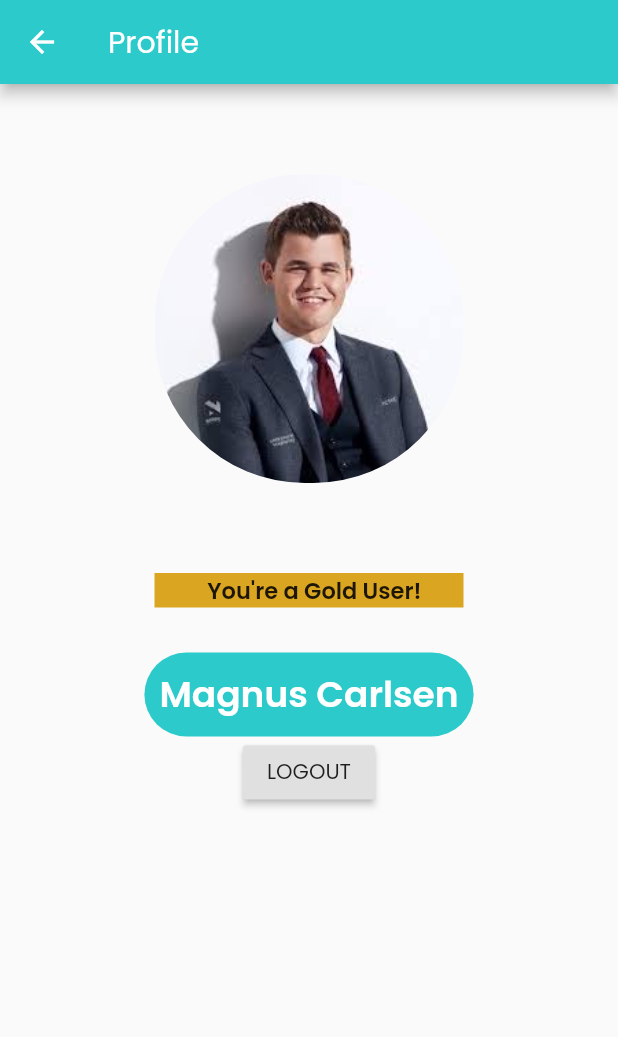
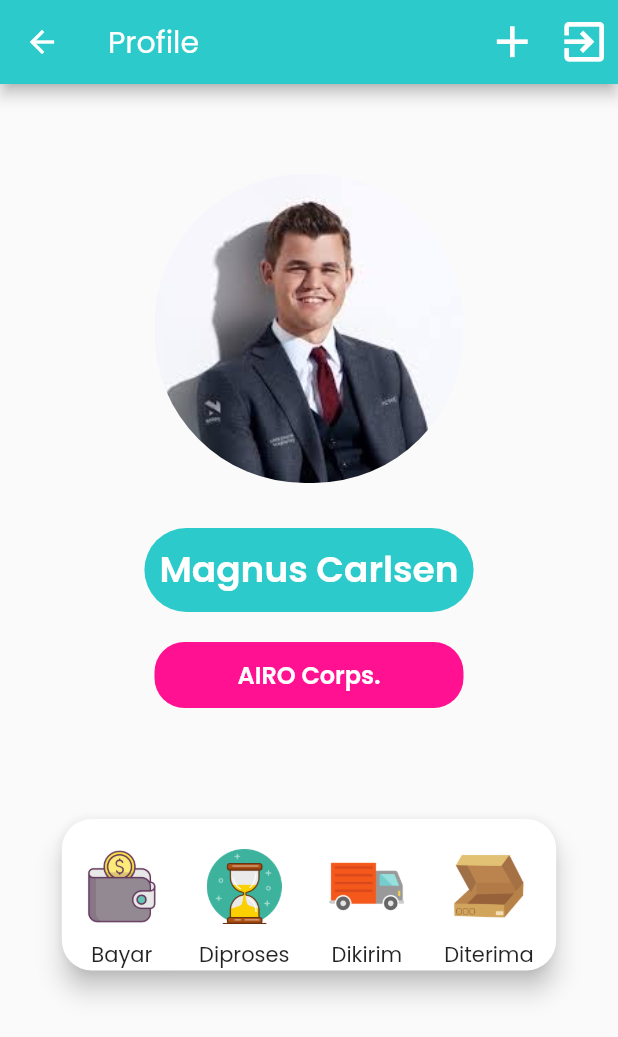
Before and after one commit to YuanFerdinand/Market-Nusantara, a Flutter app: the ProfilPage screen opened directly, on a phone screen of 412 x 824 dp. Shown: the top 1037 px of the screen. Run offline on Flutter 3.47's test engine with Material 2 defaults, Android fonts, the phone set to English and light mode, and no system bars; our stand-ins replace image_picker; missing offline and left inert: dart:ffi.

Commit message:
origin master

```diff
--- a/lib/views/profil_page.dart
+++ b/lib/views/profil_page.dart
@@ -1,4 +1,5 @@
 import 'package:flutter/material.dart';
+import 'package:market_nusantara/views/add_item_page.dart';
 import 'package:market_nusantara/views/login_page.dart';
 
 class ProfilPage extends StatefulWidget {
@@ -13,14 +14,38 @@ class _ProfilPageState extends State<ProfilPage> {
       appBar: AppBar(
         backgroundColor: Color(0xff2CCACA),
         title: Text("Profile"),
+        actions: <Widget>[
+          IconButton(
+              icon: Icon(
+                Icons.add,
+                size: 35,
               ),
-      body: Center(
+              onPressed: () {
+                Navigator.push(context, MaterialPageRoute(builder: (context) {
+                  return AddItemPage();
+                }));
+              }),
+          IconButton(
+              icon: Icon(
+                Icons.exit_to_app,
+                size: 35,
+              ),
+              onPressed: () {
+                Navigator.pushReplacement(context,
+                    MaterialPageRoute(builder: (context) {
+                  return LoginPage();
+                }));
+              }),
+        ],
+      ),
+      body: ListView(children: [
+        Center(
           child: Column(
             children: [
               ClipRRect(
                 borderRadius: BorderRadius.circular(100),
                 child: Container(
-                margin: EdgeInsets.only(top: 60, bottom: 60),
+                  margin: EdgeInsets.only(top: 60, bottom: 30),
                   width: MediaQuery.of(context).size.width * 0.5,
                   height: MediaQuery.of(context).size.height * 0.25,
                   decoration: BoxDecoration(
@@ -31,21 +56,8 @@ class _ProfilPageState extends State<ProfilPage> {
                 ),
               ),
               Container(
-              width: MediaQuery.of(context).size.width * 0.5,
-              margin: EdgeInsets.only(bottom: 30),
-              decoration: BoxDecoration(color: Color(0xffDAA520)),
-              child: Row(
-                mainAxisAlignment: MainAxisAlignment.center,
-                children: <Widget>[
-                  Text(
-                    "  You're a Gold User!",
-                    style: TextStyle(fontSize: 15, fontWeight: FontWeight.w600),
-                  )
-                ],
-              ),
-            ),
-            Container(
                 padding: EdgeInsets.all(10),
+                margin: EdgeInsets.only(bottom: 20),
                 decoration: BoxDecoration(
                   borderRadius: BorderRadius.circular(40),
                   color: Color(0xff2CCACA),
@@ -58,17 +70,85 @@ class _ProfilPageState extends State<ProfilPage> {
                       color: Colors.white),
                 ),
               ),
-            RaisedButton(
-              onPressed: () {
-                Navigator.push(context, MaterialPageRoute(builder: (context) {
-                  return LoginPage();
-                }));
-              },
-              child: Text("LOGOUT"),
-            )
+              Container(
+                padding: EdgeInsets.all(10),
+                width: MediaQuery.of(context).size.width * 0.5,
+                margin: EdgeInsets.only(bottom: 70),
+                decoration: BoxDecoration(
+                    borderRadius: BorderRadius.circular(20),
+                    color: Color(0xffFF1192)),
+                child: Center(
+                  child: Text(
+                    " AIRO Corps. ",
+                    style: TextStyle(
+                        color: Colors.white,
+                        fontSize: 16,
+                        fontWeight: FontWeight.w600),
+                  ),
+                ),
+              ),
+              Card(
+                shape: RoundedRectangleBorder(
+                    borderRadius: BorderRadius.circular(20)),
+                elevation: 7,
+                child: Container(
+                  padding: EdgeInsets.only(left: 15, right: 15),
+                  width: MediaQuery.of(context).size.width * 0.8,
+                  child: Row(
+                      mainAxisAlignment: MainAxisAlignment.spaceBetween,
+                      children: <Widget>[
+                        Column(
+                          children: [
+                            Container(
+                                margin: EdgeInsets.only(top: 20, bottom: 10),
+                                height: 50,
+                                width: 50,
+                                child: Image(
+                                    image:
+                                        AssetImage("assets/belumdibayar.png"))),
+                            Text("Bayar")
+                          ],
+                        ),
+                        Column(
+                          children: [
+                            Container(
+                                margin: EdgeInsets.only(top: 20, bottom: 10),
+                                height: 50,
+                                width: 50,
+                                child: Image(
+                                    image: AssetImage("assets/diproses.png"))),
+                            Text("Diproses")
+                          ],
+                        ),
+                        Column(
+                          children: [
+                            Container(
+                                margin: EdgeInsets.only(top: 20, bottom: 10),
+                                height: 50,
+                                width: 50,
+                                child: Image(
+                                    image: AssetImage("assets/dikirim.jpg"))),
+                            Text("Dikirim")
+                          ],
+                        ),
+                        Column(
+                          children: [
+                            Container(
+                                margin: EdgeInsets.only(top: 20, bottom: 10),
+                                height: 50,
+                                width: 50,
+                                child: Image(
+                                    image: AssetImage("assets/diterima.png"))),
+                            Text("Diterima")
+                          ],
+                        ),
+                      ]),
+                ),
+              ),
             ],
           ),
         ),
+      ]),
     );
   }
 }
--- a/pubspec.yaml
+++ b/pubspec.yaml
@@ -28,6 +28,7 @@ dependencies:
   # Use with the CupertinoIcons class for iOS style icons.
   cupertino_icons: ^1.0.2
   form_field_validator: ^1.0.1
+  image_picker:
 
 dev_dependencies:
   flutter_test:
@@ -46,6 +47,10 @@ flutter:
   # To add assets to your application, add an assets section, like this:
   assets:
     - assets/magnus.jpg
+    - assets/belumdibayar.png
+    - assets/diproses.png
+    - assets/diterima.png
+    - assets/dikirim.jpg
 
   # An image asset can refer to one or more resolution-specific "variants", see
   # https://flutter.dev/assets-and-images/#resolution-aware.
```
Also changed, not shown: lib/views/add_item_page.dart (added, +320 -0 lines), assets/belumdibayar.png (added), assets/dikirim.jpg (added), assets/diproses.png (added), assets/diterima.png (added), pubspec.lock. Lines whose indentation alone changed are shown as unchanged.
